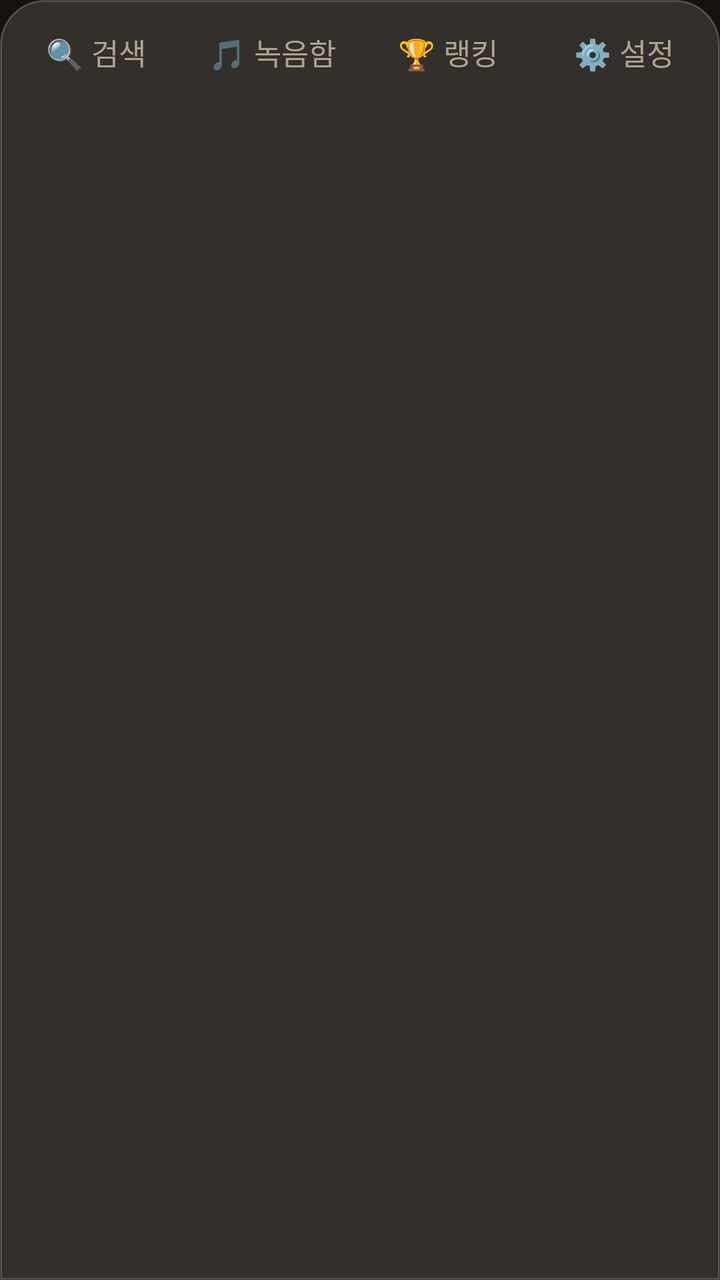
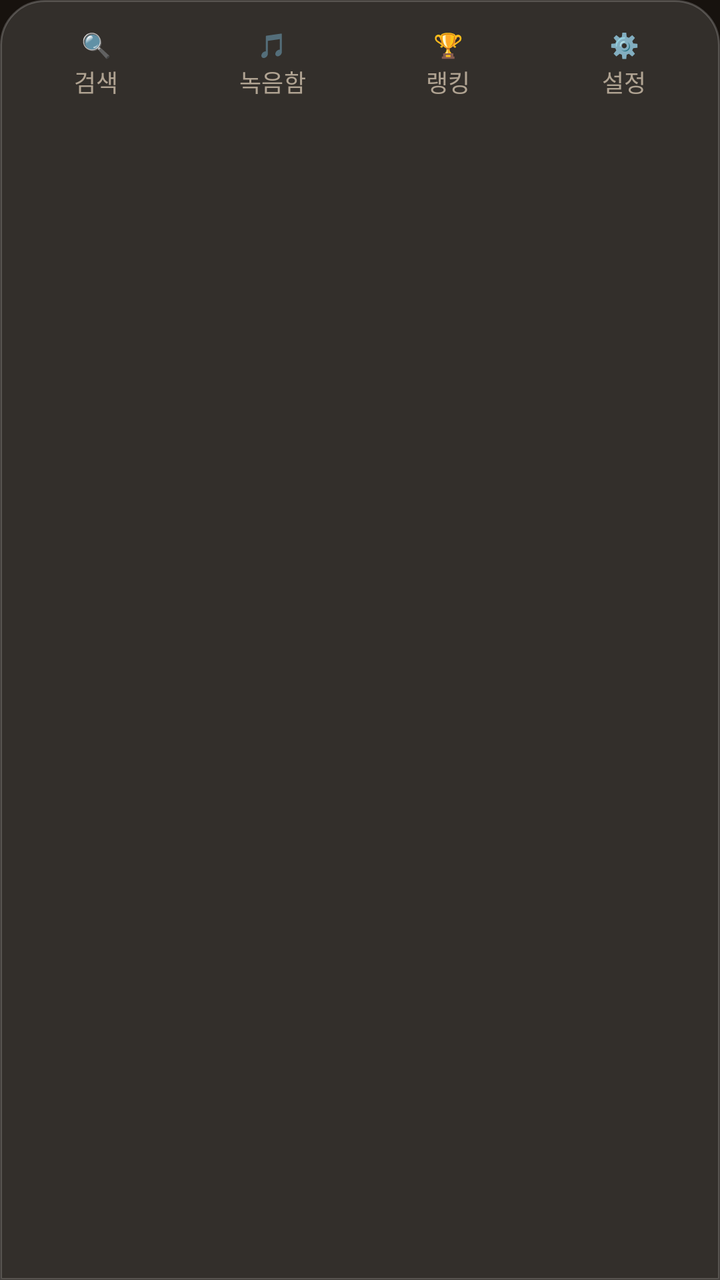

Screens rendered from an Android XML layout before and after an edit, with the pre-edit source and the edit as a unified diff.
<!-- AndroidManifest.xml: application theme Theme.Karaoke -->
<!-- res/layout/include_navbar.xml -->
<?xml version="1.0" encoding="utf-8"?>
<LinearLayout xmlns:android="http://schemas.android.com/apk/res/android"
    android:layout_width="match_parent"
    android:layout_height="wrap_content"
    android:orientation="horizontal"
    android:background="@drawable/nav_bar_bg"
    android:layout_marginTop="8dp"
    android:paddingVertical="9dp"
    android:paddingHorizontal="4dp">

    <Button
        android:id="@+id/nav_search"
        style="@style/Widget.Material3.Button.TextButton"
        android:layout_width="0dp"
        android:layout_height="wrap_content"
        android:layout_weight="1"
        android:minHeight="0dp"
        android:insetTop="4dp"
        android:insetBottom="4dp"
        android:textSize="15sp"
        android:textColor="@color/tj_text_secondary"
        android:text="🔍 검색" />

    <Button
        android:id="@+id/nav_recordings"
        style="@style/Widget.Material3.Button.TextButton"
        android:layout_width="0dp"
        android:layout_height="wrap_content"
        android:layout_weight="1"
        android:minHeight="0dp"
        android:insetTop="4dp"
        android:insetBottom="4dp"
        android:textSize="15sp"
        android:textColor="@color/tj_text_secondary"
        android:text="🎵 녹음함" />

    <Button
        android:id="@+id/nav_ranking"
        style="@style/Widget.Material3.Button.TextButton"
        android:layout_width="0dp"
        android:layout_height="wrap_content"
        android:layout_weight="1"
        android:minHeight="0dp"
        android:insetTop="4dp"
        android:insetBottom="4dp"
        android:textSize="15sp"
        android:textColor="@color/tj_text_secondary"
        android:text="🏆 랭킹" />

    <Button
        android:id="@+id/nav_settings"
        style="@style/Widget.Material3.Button.TextButton"
        android:layout_width="0dp"
        android:layout_height="wrap_content"
        android:layout_weight="1"
        android:minHeight="0dp"
        android:insetTop="4dp"
        android:insetBottom="4dp"
        android:textSize="15sp"
        android:textColor="@color/tj_text_secondary"
        android:text="⚙️ 설정" />
</LinearLayout>
<!-- resources referenced by this layout -->
<resources>
  <color name="tj_text_secondary">#B0A392</color>
  <!-- drawable nav_bar_bg (drawable) -->
  <?xml version="1.0" encoding="utf-8"?>
  <shape xmlns:android="http://schemas.android.com/apk/res/android" android:shape="rectangle">
      <corners android:topLeftRadius="22dp" android:topRightRadius="22dp" />
      <solid android:color="#1FFFFFFF" />
      <stroke android:width="1dp" android:color="#33FFFFFF" />
  </shape>
  <color name="tj_pink">#D9824E</color>
  <color name="tj_text_primary">#F2EBE3</color>
  <color name="tj_cyan">#E0B45A</color>
  <color name="tj_bg_deep">#0E0A07</color>
  <color name="tj_panel">#221A14</color>
  <color name="tj_panel_light">#2E241B</color>
  <color name="tj_bg">#17120E</color>
  <color name="tj_text_hint">#7A6E60</color>
  <style name="Widget.Karaoke.Button" parent="Widget.Material3.Button">
          <item name="cornerRadius">20dp</item>
          <item name="android:textAllCaps">false</item>
          <item name="android:textStyle">bold</item>
          <item name="backgroundTint">@color/tj_pink</item>
          <item name="android:textColor">@color/tj_text_primary</item>
      </style>
  <style name="Widget.Karaoke.Button.Outlined" parent="Widget.Material3.Button.OutlinedButton">
          <item name="cornerRadius">20dp</item>
          <item name="android:textAllCaps">false</item>
          <item name="android:textStyle">bold</item>
          <item name="strokeColor">@color/tj_divider</item>
          <item name="android:textColor">@color/tj_text_secondary</item>
      </style>
  <style name="Widget.Karaoke.EditText" parent="Widget.AppCompat.EditText">
          <item name="android:background">@drawable/bg_search_field</item>
          <item name="android:textColor">@color/tj_text_primary</item>
          <item name="android:textColorHint">@color/tj_text_hint</item>
          <item name="android:paddingStart">16dp</item>
          <item name="android:paddingEnd">16dp</item>
      </style>
  <style name="Widget.Karaoke.SeekBar" parent="Widget.AppCompat.SeekBar">
          <item name="android:thumb">@drawable/seek_thumb</item>
          <item name="android:minHeight">12dp</item>
          <item name="android:maxHeight">12dp</item>
          <item name="android:paddingTop">14dp</item>
          <item name="android:paddingBottom">14dp</item>
          <item name="android:paddingStart">20dp</item>
          <item name="android:paddingEnd">20dp</item>
          <item name="android:thumbOffset">10dp</item>
          <item name="android:splitTrack">false</item>
          <item name="android:progressTint">@color/tj_pink</item>
          <item name="android:progressBackgroundTint">@color/tj_panel_light</item>
      </style>
  <color name="tj_divider">#3A2E24</color>
  <!-- drawable bg_search_field (drawable) -->
  <?xml version="1.0" encoding="utf-8"?>
  <shape xmlns:android="http://schemas.android.com/apk/res/android" android:shape="rectangle">
      <corners android:radius="24dp" />
      <solid android:color="@color/tj_panel" />
      <stroke android:width="2dp" android:color="@color/tj_cyan" />
  </shape>
  <!-- drawable seek_thumb (drawable) -->
  <?xml version="1.0" encoding="utf-8"?>
  <shape xmlns:android="http://schemas.android.com/apk/res/android" android:shape="oval">
      <solid android:color="@color/tj_pink" />
      <stroke android:width="3dp" android:color="@color/tj_text_primary" />
      <size android:width="34dp" android:height="34dp" />
  </shape>
  <!-- unchanged entries left out for length: 1 -->
</resources>

<!-- the commit's change to res/layout/include_navbar.xml (unified diff, before → after) -->
@@ -5,7 +5,7 @@
     android:orientation="horizontal"
     android:background="@drawable/nav_bar_bg"
     android:layout_marginTop="8dp"
-    android:paddingVertical="9dp"
+    android:paddingVertical="8dp"
     android:paddingHorizontal="4dp">
 
     <Button
@@ -15,11 +15,13 @@
         android:layout_height="wrap_content"
         android:layout_weight="1"
         android:minHeight="0dp"
-        android:insetTop="4dp"
-        android:insetBottom="4dp"
-        android:textSize="15sp"
+        android:insetTop="2dp"
+        android:insetBottom="2dp"
+        android:lineSpacingExtra="2dp"
+        android:gravity="center"
+        android:textSize="12sp"
         android:textColor="@color/tj_text_secondary"
-        android:text="🔍 검색" />
+        android:text="🔍\n검색" />
 
     <Button
         android:id="@+id/nav_recordings"
@@ -28,11 +30,13 @@
         android:layout_height="wrap_content"
         android:layout_weight="1"
         android:minHeight="0dp"
-        android:insetTop="4dp"
-        android:insetBottom="4dp"
-        android:textSize="15sp"
+        android:insetTop="2dp"
+        android:insetBottom="2dp"
+        android:lineSpacingExtra="2dp"
+        android:gravity="center"
+        android:textSize="12sp"
         android:textColor="@color/tj_text_secondary"
-        android:text="🎵 녹음함" />
+        android:text="🎵\n녹음함" />
 
     <Button
         android:id="@+id/nav_ranking"
@@ -41,11 +45,13 @@
         android:layout_height="wrap_content"
         android:layout_weight="1"
         android:minHeight="0dp"
-        android:insetTop="4dp"
-        android:insetBottom="4dp"
-        android:textSize="15sp"
+        android:insetTop="2dp"
+        android:insetBottom="2dp"
+        android:lineSpacingExtra="2dp"
+        android:gravity="center"
+        android:textSize="12sp"
         android:textColor="@color/tj_text_secondary"
-        android:text="🏆 랭킹" />
+        android:text="🏆\n랭킹" />
 
     <Button
         android:id="@+id/nav_settings"
@@ -54,9 +60,11 @@
         android:layout_height="wrap_content"
         android:layout_weight="1"
         android:minHeight="0dp"
-        android:insetTop="4dp"
-        android:insetBottom="4dp"
-        android:textSize="15sp"
+        android:insetTop="2dp"
+        android:insetBottom="2dp"
+        android:lineSpacingExtra="2dp"
+        android:gravity="center"
+        android:textSize="12sp"
         android:textColor="@color/tj_text_secondary"
-        android:text="⚙️ 설정" />
+        android:text="⚙️\n설정" />
 </LinearLayout>
